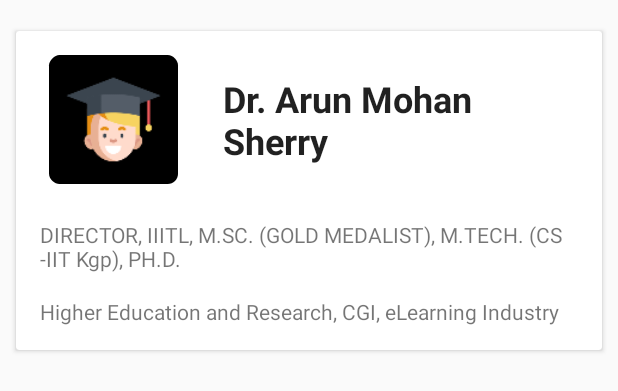
After one commit to GOVINDDIXIT/IIITL-Student-APP, an Android app: the layout faculty_item.xml on its own in the app's theme, with its tools: preview values and no code run, on a phone screen of 412 x 824 dp. The commit adds this screen. Shown: the top 391 px of the screen. Run offline under Robolectric (Android 15) with nearby library versions, the phone set to English and light mode, and no system bars.

Commit message:
create faculty_item

```diff
--- a/app/src/main/java/govind/iiitl/app/MainActivity.java
+++ b/app/src/main/java/govind/iiitl/app/MainActivity.java
@@ -28,9 +28,7 @@ import retrofit2.Response;
 public class MainActivity extends AppCompatActivity {
 
     DrawerLayout drawerLayout;
-    TextView textView;
     Toolbar toolbar;
-    WebView webview;
     ActionBarDrawerToggle actionBarDrawerToggle;
     NavigationView navigationView;
     RecyclerView recyclerView;
--- a/app/src/main/java/govind/iiitl/app/SignIn/LogOut.java
+++ b/app/src/main/java/govind/iiitl/app/SignIn/LogOut.java
@@ -46,7 +46,7 @@ public class LogOut extends AppCompatActivity {
         LinkToBlogBtn.setOnClickListener(new View.OnClickListener() {
             @Override
             public void onClick(View view) {
-                cromeCustomTabs(getResources().getString(R.string.Website));
+                chromeCustomTabs(getResources().getString(R.string.Website));
             }
         });
 
@@ -96,7 +96,7 @@ public class LogOut extends AppCompatActivity {
         mAuth.addAuthStateListener(mAuthListener);
     }
 
-    private void cromeCustomTabs(String url){
+    private void chromeCustomTabs(String url){
         CustomTabsIntent.Builder builder = new CustomTabsIntent.Builder();
         builder.setToolbarColor(Color.parseColor("#000000"));
         CustomTabsIntent intent = builder.build();
--- /dev/null
+++ b/app/src/main/res/layout/faculty_item.xml
@@ -0,0 +1,86 @@
+<?xml version="1.0" encoding="utf-8"?>
+<android.support.constraint.ConstraintLayout xmlns:android="http://schemas.android.com/apk/res/android"
+    xmlns:app="http://schemas.android.com/apk/res-auto"
+    xmlns:tools="http://schemas.android.com/tools"
+    android:layout_width="match_parent"
+    android:layout_height="match_parent">
+
+    <android.support.v7.widget.CardView
+        android:id="@+id/cardView"
+        android:layout_width="match_parent"
+        android:layout_height="wrap_content"
+        android:layout_margin="8dp"
+        app:cardUseCompatPadding="true"
+        app:layout_constraintBottom_toBottomOf="parent"
+        app:layout_constraintEnd_toEndOf="parent"
+        app:layout_constraintHorizontal_bias="0.0"
+        app:layout_constraintStart_toStartOf="parent"
+        app:layout_constraintTop_toTopOf="parent"
+        app:layout_constraintVertical_bias="0.015">
+
+
+        <RelativeLayout
+            android:layout_width="match_parent"
+            android:layout_height="wrap_content"
+            android:orientation="horizontal"
+            android:padding="16dp">
+
+            <LinearLayout
+                android:id="@+id/info"
+                android:layout_width="wrap_content"
+                android:layout_height="wrap_content"
+                android:orientation="horizontal">
+
+                <ImageView
+                    android:id="@+id/faculty_image"
+                    android:layout_width="98dp"
+                    android:layout_height="86dp"
+                    android:layout_gravity="center_vertical"
+                    android:src="@mipmap/ic_launcher_round"
+                    tools:ignore="ContentDescription" />
+
+
+                <TextView
+                    android:id="@+id/faculty_name"
+                    android:layout_width="wrap_content"
+                    android:layout_height="wrap_content"
+                    android:layout_alignParentEnd="true"
+                    android:layout_alignParentRight="true"
+                    android:layout_gravity="center_vertical"
+                    android:layout_marginStart="16dp"
+                    android:layout_marginLeft="16dp"
+                    android:layout_marginRight="32dp"
+                    android:layout_toEndOf="@+id/faculty_image"
+                    android:layout_toRightOf="@+id/faculty_image"
+                    android:paddingLeft="8dp"
+                    android:paddingRight="8dp"
+                    android:text="Dr. Arun Mohan Sherry"
+                    android:textAppearance="@style/TextAppearance.AppCompat.Headline"
+                    android:textStyle="bold" />
+
+            </LinearLayout>
+
+
+            <TextView
+                android:id="@+id/faculty_research_areas"
+                android:layout_width="wrap_content"
+                android:layout_height="wrap_content"
+                android:layout_below="@+id/info"
+                android:layout_marginTop="24dp"
+                android:text="DIRECTOR, IIITL, M.SC. (GOLD MEDALIST), M.TECH. (CS -IIT Kgp), PH.D." />
+
+            <TextView
+                android:id="@+id/faculty_description"
+                android:layout_width="wrap_content"
+                android:layout_height="wrap_content"
+                android:layout_below="@+id/faculty_research_areas"
+                android:layout_marginTop="16dp"
+                android:text="Higher Education and Research, CGI, eLearning Industry" />
+
+        </RelativeLayout>
+
+
+    </android.support.v7.widget.CardView>
+
+
+</android.support.constraint.ConstraintLayout>
```
Also changed, not shown: app/src/main/res/layout/itemlist.xml (deleted, +0 -68 lines).
